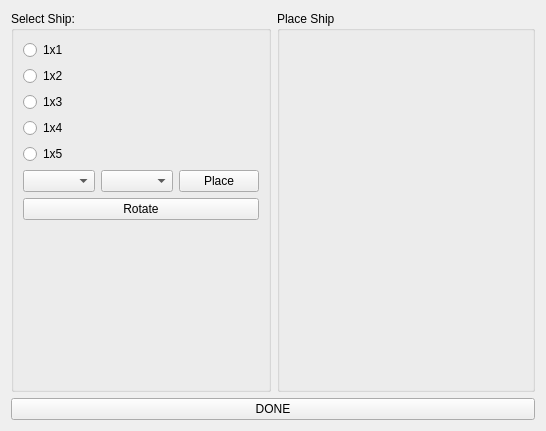
Above: Battleship/placeships.ui from jtsizoo/Project1 before the change. Below: the same form after it.
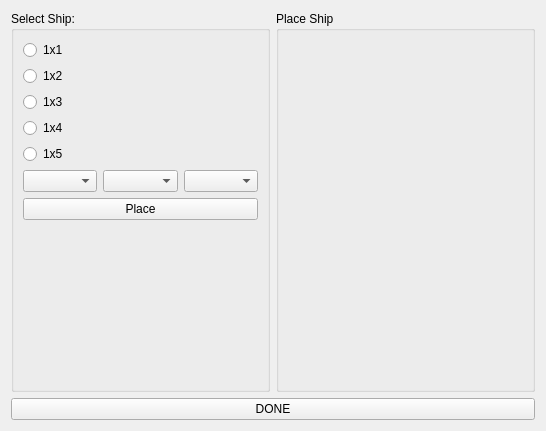
That is the form after the change. Custom widgets are drawn as their Qt base class.

```diff
--- a/Battleship/placeships.ui
+++ b/Battleship/placeships.ui
@@ -68,18 +68,14 @@
              <widget class="QComboBox" name="row_comboBox"/>
             </item>
             <item>
-             <widget class="QPushButton" name="place_pushButton">
-              <property name="text">
-               <string>Place</string>
-              </property>
-             </widget>
+             <widget class="QComboBox" name="direction_comboBox"/>
             </item>
            </layout>
           </item>
           <item>
-           <widget class="QPushButton" name="rotate_pushButton">
+           <widget class="QPushButton" name="place_pushButton">
             <property name="text">
-             <string>Rotate</string>
+             <string>Place</string>
             </property>
            </widget>
           </item>
```
